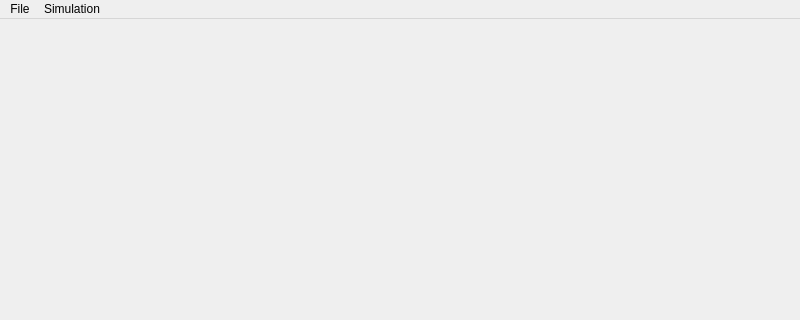
The window that mainwindow.ui (igorg520b/icyFlow2) describes before a commit, drawn with Qt 5; both pictures show x 0 to 800 and y 0 to 320 of the 800 by 597 pixel window.
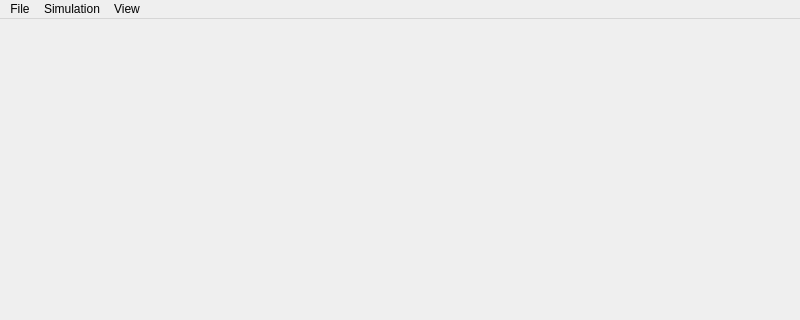
The same window after the commit.

What changed in the file:
```diff
--- a/mainwindow.ui
+++ b/mainwindow.ui
@@ -38,8 +38,17 @@
     <addaction name="actionPause_Resume"/>
     <addaction name="actionStep"/>
    </widget>
+   <widget class="QMenu" name="menuView">
+    <property name="title">
+     <string>View</string>
+    </property>
+    <addaction name="actionElements"/>
+    <addaction name="actionAllCZs"/>
+    <addaction name="actionDamagedCZs"/>
+   </widget>
    <addaction name="menuFile"/>
    <addaction name="menuTest"/>
+   <addaction name="menuView"/>
   </widget>
   <widget class="QStatusBar" name="statusbar"/>
   <action name="actionWrite_VTU">
```
Left out of the diff: 15 changed lines with no effect on the pictures.
